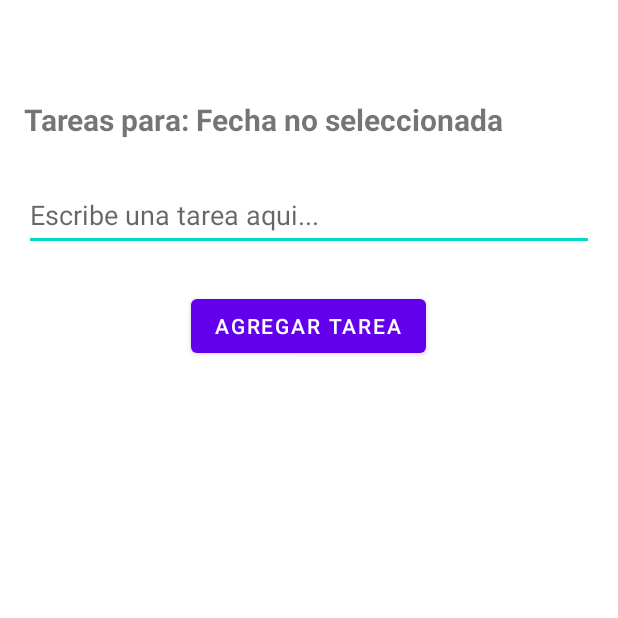
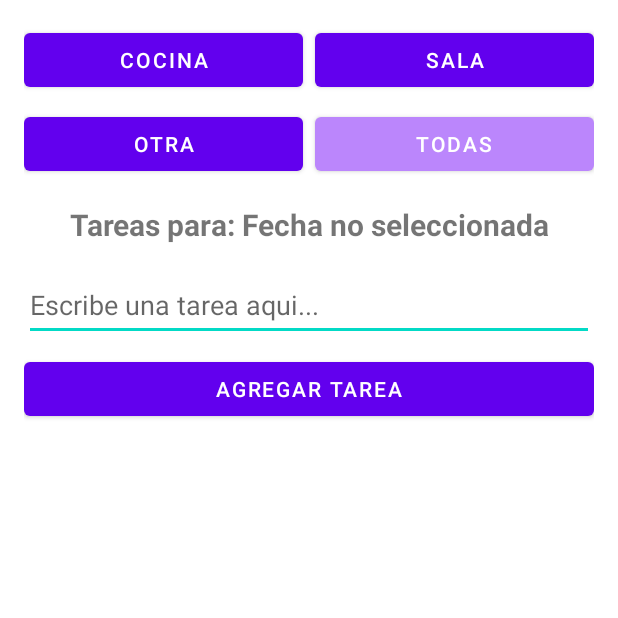
Before and after one commit to jemoeche12/To-Do-List, an Android app built with Jetpack Compose: the MainActivity screen opened directly, with no data from a screen before it, on a phone screen of 412 x 824 dp, the top half of it. Run offline under Robolectric (Android 15) with nearby library versions, the phone set to English and light mode, and no system bars.

Commit message:
Version1.d

```diff
--- a/app/src/main/java/com/pawansingh/to_dolist/MainActivity.kt
+++ b/app/src/main/java/com/pawansingh/to_dolist/MainActivity.kt
@@ -10,6 +10,8 @@ import androidx.recyclerview.widget.LinearLayoutManager
 import androidx.recyclerview.widget.RecyclerView
 import androidx.recyclerview.widget.ItemTouchHelper
 import com.google.android.material.snackbar.Snackbar
+import android.util.Pair
+import androidx.core.content.ContextCompat
 
 class MainActivity : AppCompatActivity(), SwipeToActionCallback.SwipeActionListener {
 
@@ -18,8 +20,18 @@ class MainActivity : AppCompatActivity(), SwipeToActionCallback.SwipeActionListe
     private lateinit var btnAgregar: Button
     private lateinit var recyclerViewTareas: RecyclerView
     private lateinit var adapter: MyAdapter
+
+    private lateinit var btnCocina: Button
+    private lateinit var btnSala: Button
+    private lateinit var btnOtrasTareas: Button
+    private lateinit var btnTodas: Button
+
+    private lateinit var categoryButtons: List<Button>
+
     private var fechaSeleccionada: String = ""
-    private val listaTareas = ArrayList<String>()
+    private val listaTareas = ArrayList<Pair<String, String>>()
+    private var listaTareasFiltradas = ArrayList<Pair<String, String>>()
+    private var currentCategory: String = "Todas"
 
     override fun onCreate(savedInstanceState: Bundle?) {
         super.onCreate(savedInstanceState)
@@ -30,11 +42,17 @@ class MainActivity : AppCompatActivity(), SwipeToActionCallback.SwipeActionListe
         btnAgregar = findViewById(R.id.btnAgregar)
         recyclerViewTareas = findViewById(R.id.recyclerViewTareas)
 
+        btnCocina = findViewById(R.id.btnCocina)
+        btnSala = findViewById(R.id.btnSala)
+        btnOtrasTareas = findViewById(R.id.btnOtrasTareas)
+        btnTodas = findViewById(R.id.btnTodas)
+
+        categoryButtons = listOf(btnCocina, btnSala, btnOtrasTareas, btnTodas)
+
         fechaSeleccionada = intent.getStringExtra("fechaSeleccionada") ?: "Fecha no seleccionada"
-
         tvFecha.text = "Tareas para: $fechaSeleccionada"
 
-        adapter = MyAdapter(listaTareas)
+        adapter = MyAdapter(listaTareasFiltradas)
         recyclerViewTareas.adapter = adapter
         recyclerViewTareas.layoutManager = LinearLayoutManager(this)
 
@@ -43,43 +61,95 @@ class MainActivity : AppCompatActivity(), SwipeToActionCallback.SwipeActionListe
         itemTouchHelper.attachToRecyclerView(recyclerViewTareas)
 
         btnAgregar.setOnClickListener {
-            agregarTarea()
+            agregarTarea(currentCategory)
+        }
+
+        btnCocina.setOnClickListener { filterTasks("COOCK"); updateCategoryButtonState("COOCK") }
+        btnSala.setOnClickListener { filterTasks("SALA"); updateCategoryButtonState("SALA") }
+        btnOtrasTareas.setOnClickListener { filterTasks("OTRAS TAREAS"); updateCategoryButtonState("OTRAS TAREAS") }
+        btnTodas.setOnClickListener { filterTasks("Todas"); updateCategoryButtonState("Todas") }
+
+        filterTasks("Todas")
+        updateCategoryButtonState("Todas")
+    }
+
+    private fun agregarTarea(category: String) {
+        val nuevaTareaTexto = etNuevaTarea.text.toString().trim()
+
+        if (nuevaTareaTexto.isEmpty()) {
+            Toast.makeText(this, R.string.placeHolder, Toast.LENGTH_SHORT).show()
+            return
+        }
+
+        listaTareas.add(Pair(nuevaTareaTexto, category))
+        etNuevaTarea.setText("")
+        Toast.makeText(this, R.string.tareaAdd, Toast.LENGTH_SHORT).show()
+
+        filterTasks(currentCategory)
+    }
+
+    private fun filterTasks(category: String) {
+        currentCategory = category
+        listaTareasFiltradas.clear()
+
+        if (category == "Todas") {
+            listaTareasFiltradas.addAll(listaTareas)
+        } else {
+            listaTareas.forEach { taskPair ->
+                if (taskPair.second == category) {
+                    listaTareasFiltradas.add(taskPair)
+                }
+            }
+        }
+        adapter.notifyDataSetChanged()
+    }
+
+    override fun onSwipeLeft(position: Int) {
+        val originalItem = listaTareasFiltradas[position]
+        val originalIndex = listaTareas.indexOf(originalItem)
+
+        if (originalIndex != -1) {
+            Toast.makeText(this, "Elemento aceptado: " + listaTareas[originalIndex].first, Toast.LENGTH_SHORT).show()
+            listaTareas[originalIndex] = Pair(listaTareas[originalIndex].first + " ✓", listaTareas[originalIndex].second)
+            filterTasks(currentCategory)
         }
     }
 
-    private fun agregarTarea() {
-        val nuevaTarea = etNuevaTarea.text.toString().trim()
+    override fun onSwipeRight(position: Int) {
+        val removedItem = listaTareasFiltradas[position]
+        val originalIndex = listaTareas.indexOf(removedItem)
 
-        if (nuevaTarea.isEmpty()) {
-            Toast.makeText(this, "@/string/placeHolder", Toast.LENGTH_SHORT).show()
-            return
+        if (originalIndex != -1) {
+            listaTareas.removeAt(originalIndex)
+            filterTasks(currentCategory)
+
+            Snackbar.make(recyclerViewTareas, "Tarea eliminada: ${removedItem.first}", Snackbar.LENGTH_LONG)
+                .setAction("Deshacer") {
+                    listaTareas.add(originalIndex, removedItem)
+                    filterTasks(currentCategory)
+                }
+                .show()
+        }
+    }
+
+    private fun updateCategoryButtonState(selectedCategory: String) {
+        categoryButtons.forEach { button ->
+            button.setBackgroundColor(ContextCompat.getColor(this, R.color.purple_500))
+            button.setTextColor(ContextCompat.getColor(this, android.R.color.white))
         }
 
-        listaTareas.add(nuevaTarea)
-        adapter.notifyItemInserted(listaTareas.size - 1)
+        val buttonToSelect = when (selectedCategory) {
+            "COOCK" -> btnCocina
+            "SALA" -> btnSala
+            "OTRAS TAREAS" -> btnOtrasTareas
+            "Todas" -> btnTodas
+            else -> null
+        }
 
-        etNuevaTarea.setText("")
-
-        Toast.makeText(this, "@string/tareaAdd", Toast.LENGTH_SHORT).show()
+        buttonToSelect?.let { button ->
+            button.setBackgroundColor(ContextCompat.getColor(this, R.color.purple_200))
+            button.setTextColor(ContextCompat.getColor(this, android.R.color.white))
+        }
     }
 
-    override fun onSwipeLeft(position: Int) {
-        Toast.makeText(this, "Elemento aceptado: " + listaTareas[position], Toast.LENGTH_SHORT).show()
-
-        listaTareas[position] = listaTareas[position] + " ✓"
-        adapter.notifyItemChanged(position)
-    }
-
-    override fun onSwipeRight(position: Int) {
-        val removedItem = listaTareas[position]
-        listaTareas.removeAt(position)
-        adapter.notifyItemRemoved(position)
-
-        Snackbar.make(recyclerViewTareas, "Tarea eliminada: $removedItem", Snackbar.LENGTH_LONG)
-            .setAction("Deshacer") {
-                listaTareas.add(position, removedItem)
-                adapter.notifyItemInserted(position)
-            }
-            .show()
-    }
 }
--- a/app/src/main/java/com/pawansingh/to_dolist/MyAdapter.java
+++ b/app/src/main/java/com/pawansingh/to_dolist/MyAdapter.java
@@ -1,4 +1,4 @@
-package com.pawansingh.to_dolist; // Asegúrate de que el paquete sea correcto
+package com.pawansingh.to_dolist;
 
 import android.view.LayoutInflater;
 import android.view.View;
@@ -10,11 +10,14 @@ import androidx.recyclerview.widget.RecyclerView;
 
 import java.util.List;
 
+// Importa la clase Pair de Android si aún no la tienes, o usa android.util.Pair
+import android.util.Pair; // Esta es la clase Pair común en Android
+
 public class MyAdapter extends RecyclerView.Adapter<MyAdapter.ViewHolder> {
 
-    private List<String> items;
+    private List<Pair<String, String>> items;
 
-    public MyAdapter(List<String> items) {
+    public MyAdapter(List<Pair<String, String>> items) {
         this.items = items;
     }
 
@@ -28,7 +31,14 @@ public class MyAdapter extends RecyclerView.Adapter<MyAdapter.ViewHolder> {
 
     @Override
     public void onBindViewHolder(@NonNull ViewHolder holder, int position) {
-        holder.textView.setText(items.get(position));
+        Pair<String, String> currentTaskPair = items.get(position);
+
+        String taskDescription = currentTaskPair.first;
+        String taskCategory = currentTaskPair.second;
+
+        holder.textView.setText(taskDescription);
+
+
     }
 
     @Override
--- a/app/src/main/res/layout/main_activity.xml
+++ b/app/src/main/res/layout/main_activity.xml
@@ -7,14 +7,58 @@
     android:padding="16dp"
     tools:context=".MainActivity">
 
+    <LinearLayout
+        android:layout_width="match_parent"
+        android:layout_height="wrap_content"
+        android:orientation="horizontal"
+        android:gravity="center_horizontal"
+        android:layout_marginBottom="8dp">
+        <Button
+            android:id="@+id/btnCocina"
+            android:layout_width="0dp"
+            android:layout_height="wrap_content"
+            android:layout_weight="1"
+            android:text="@string/btnCocina"
+            android:layout_marginEnd="8dp"/>
+        <Button
+            android:id="@+id/btnSala"
+            android:layout_width="0dp"
+            android:layout_height="wrap_content"
+            android:layout_weight="1"
+            android:text="@string/btnSala" />
+    </LinearLayout>
+
+    <LinearLayout
+        android:layout_width="match_parent"
+        android:layout_height="wrap_content"
+        android:orientation="horizontal"
+        android:gravity="center_horizontal"
+        android:layout_marginBottom="16dp">
+        <Button
+            android:id="@+id/btnOtrasTareas"
+            android:layout_width="0dp"
+            android:layout_height="wrap_content"
+            android:layout_weight="1"
+            android:text="@string/btnOtrasTareas"
+            android:layout_marginEnd="8dp"/>
+
+        <Button
+            android:id="@+id/btnTodas"
+            android:layout_width="0dp"
+            android:layout_height="wrap_content"
+            android:layout_weight="1"
+            android:text="@string/btnTodas" />
+
+    </LinearLayout>
+
     <TextView
         android:id="@+id/tvFecha"
-        android:layout_width="wrap_content"
+        android:layout_width="match_parent"
         android:layout_height="wrap_content"
         android:textSize="20sp"
         android:textStyle="bold"
-        android:layout_marginTop="50dp"
-        android:layout_marginBottom="26dp"
+        android:gravity="center_horizontal"
+        android:layout_marginBottom="16dp"
         android:text="@string/TareasNofecha" />
 
     <EditText
@@ -22,22 +66,22 @@
         android:layout_width="match_parent"
         android:layout_height="wrap_content"
         android:hint="@string/placeHolder"
-        android:layout_marginBottom="26dp"
-        android:minHeight="48dp" />
+        android:layout_marginBottom="8dp"
+        android:minHeight="48dp"
+        android:inputType="textCapSentences" />
 
     <Button
         android:id="@+id/btnAgregar"
-        android:layout_width="wrap_content"
+        android:layout_width="match_parent"
         android:layout_height="wrap_content"
         android:text="@string/buttonAdd"
-        android:layout_gravity="center"
         android:layout_marginBottom="16dp" />
 
     <androidx.recyclerview.widget.RecyclerView
         android:id="@+id/recyclerViewTareas"
         android:layout_width="match_parent"
-        android:layout_height="match_parent"
-        android:layout_gravity="center_horizontal"
-        />
+        android:layout_height="0dp"
+        android:layout_weight="1"
+        android:scrollbars="vertical" />
 
 </LinearLayout>
--- a/app/src/main/res/values/strings.xml
+++ b/app/src/main/res/values/strings.xml
@@ -1,3 +1,4 @@
+
 <resources>
     <string name="app_name">To-Do List</string>
     <string name="fecha">Eige la Fecha para saber que tareas hacer:</string>
@@ -8,6 +9,10 @@
     <string name="buttonDelete">ELIMINAR TAREA</string>
     <string name="buttonAccept">ACEPTAR TAREA</string>
     <string name="buttonCancel">CANCELAR</string>
+    <string name="btnCocina">Cocina</string>
+    <string name="btnSala">Sala</string>
+    <string name="btnOtrasTareas">Otra</string>
+    <string name="btnTodas">Todas</string>
     <string name="tareaAdd">TAREA AGREGADA</string>
     <string name="TareasNofecha">Tareas para: Fecha no seleccionada</string>
 </resources>
```
